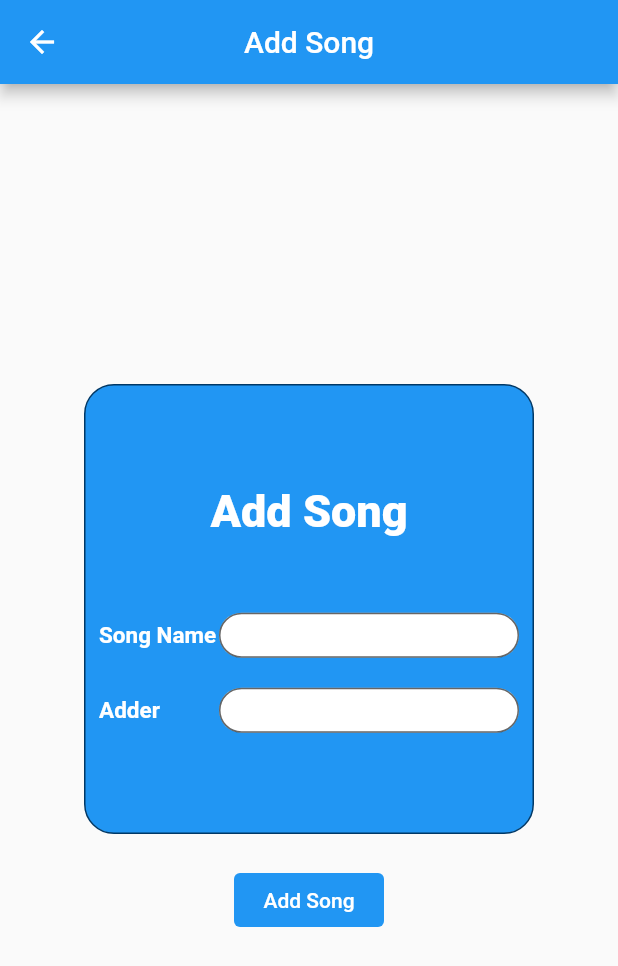
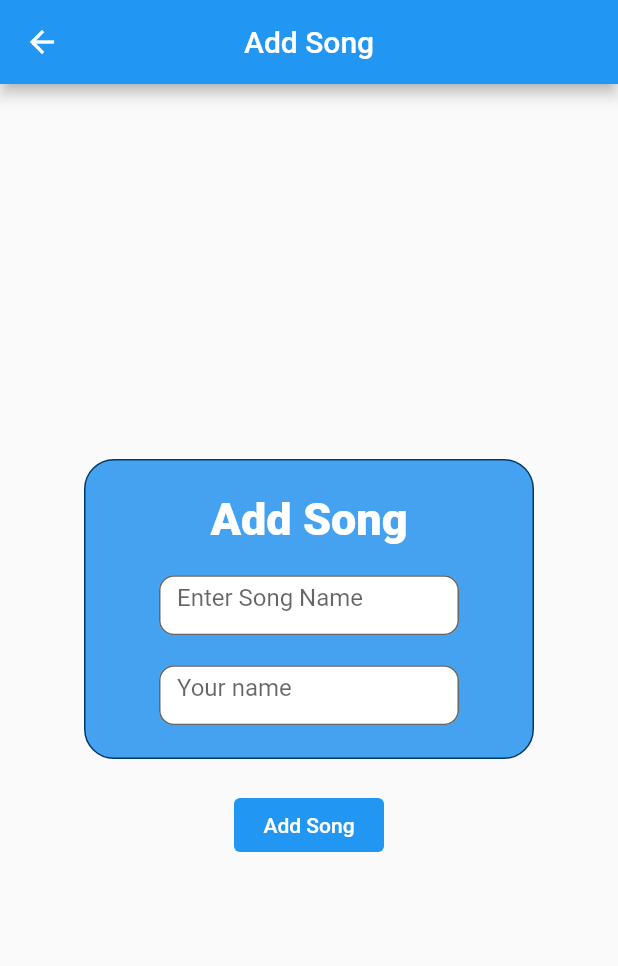
Before and after one commit to yusufmsabeh/Dart-Files, a Flutter app: the AddSong screen opened directly, on a phone screen of 412 x 824 dp. Shown: the top 966 px of the screen. Run offline on Flutter 3.47's test engine with Material 2 defaults, Android fonts, the light colour scheme and no system bars; missing offline and left inert: dart:ffi.

Commit message:
modifed some files

```diff
--- a/flutterProjects/qit/lib/addSongScreen.dart
+++ b/flutterProjects/qit/lib/addSongScreen.dart
@@ -7,7 +7,7 @@ class AddSong extends StatelessWidget {
   @override
   @override
   final double width = 200;
-  final double hieght = 30;
+  final double hieght = 40;
 
   Widget build(BuildContext context) {
     // TODO: implement build
@@ -22,10 +22,10 @@ class AddSong extends StatelessWidget {
           Container(
             // padding: EdgeInsets.all(8),
             width: 300,
-            height: 300,
+            height: 200,
             decoration: BoxDecoration(
                 borderRadius: BorderRadius.circular(20),
-                color: Colors.blue,
+                color: Color.fromARGB(255, 68, 162, 240),
                 border: Border.all(color: Color.fromARGB(255, 0, 56, 102))),
             child:
                 Column(mainAxisAlignment: MainAxisAlignment.center, children: [
@@ -35,20 +35,20 @@ class AddSong extends StatelessWidget {
                       color: Colors.white,
                       fontWeight: FontWeight.w900)),
               SizedBox(
-                height: 50,
+                height: 20,
               ),
               Row(
                 mainAxisAlignment: MainAxisAlignment.center,
                 children: [
-                  SizedBox(
-                      width: 80,
-                      child: Text(
-                        "Song Name",
-                        style: TextStyle(
-                            fontSize: 15,
-                            fontWeight: FontWeight.bold,
-                            color: Colors.white),
-                      )),
+                  // SizedBox(
+                  //     width: 90,
+                  //     child: Text(
+                  //       "Song Name: ",
+                  //       style: TextStyle(
+                  //           fontSize: 15,
+                  //           fontWeight: FontWeight.bold,
+                  //           color: Colors.white),
+                  //     )),
                   SizedBox(
                     height: 20,
                   ),
@@ -57,10 +57,11 @@ class AddSong extends StatelessWidget {
                     height: hieght,
                     child: TextField(
                       decoration: new InputDecoration(
+                          hintText: "Enter Song Name",
                           filled: true,
                           fillColor: Colors.white,
                           border: new OutlineInputBorder(
-                              borderRadius: BorderRadius.circular(20),
+                              borderRadius: BorderRadius.circular(10),
                               borderSide: new BorderSide(color: Colors.blue))),
                     ),
                   ),
@@ -72,24 +73,25 @@ class AddSong extends StatelessWidget {
               Row(
                 mainAxisAlignment: MainAxisAlignment.center,
                 children: [
-                  SizedBox(
-                      width: 80,
-                      child: Text(
-                        "Adder",
-                        style: TextStyle(
-                            fontSize: 15,
-                            fontWeight: FontWeight.bold,
-                            color: Colors.white),
-                      )),
+                  // SizedBox(
+                  //     width: 90,
+                  //     child: Text(
+                  //       "Adder: ",
+                  //       style: TextStyle(
+                  //           fontSize: 15,
+                  //           fontWeight: FontWeight.bold,
+                  //           color: Colors.white),
+                  //     )),
                   SizedBox(
                       height: hieght,
                       width: width,
                       child: TextField(
                         decoration: new InputDecoration(
+                            hintText: 'Your name',
                             filled: true,
                             fillColor: Colors.white,
                             border: new OutlineInputBorder(
-                                borderRadius: BorderRadius.circular(20),
+                                borderRadius: BorderRadius.circular(10),
                                 borderSide:
                                     new BorderSide(color: Colors.blue))),
                       ))
```
